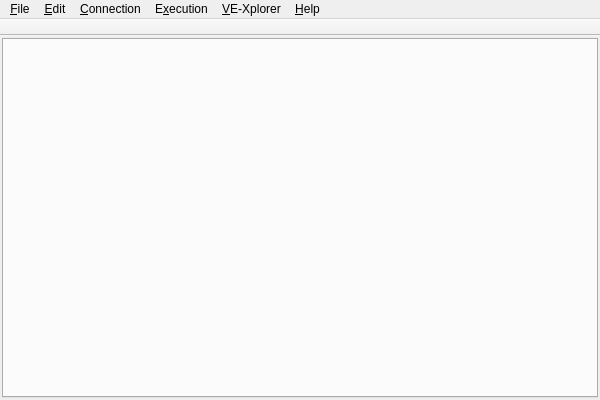
First picture: the form in src/ves/conductor/qt/MainWindow.ui, repository multitudinous/ve-suite, before the edit.
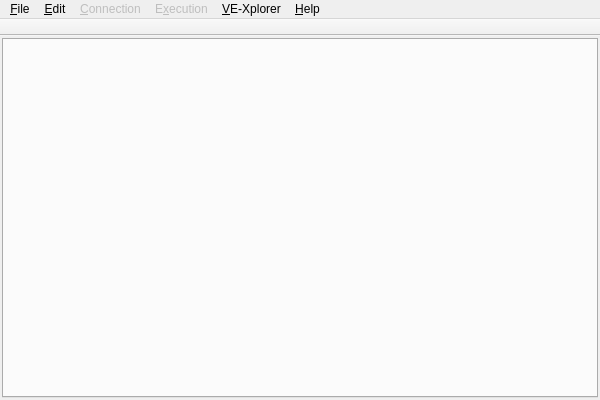
Second picture: the form after the edit. Icons and pictures are not drawn.

What changed in the file:
```diff
--- a/src/ves/conductor/qt/MainWindow.ui
+++ b/src/ves/conductor/qt/MainWindow.ui
@@ -74,7 +74,7 @@
      <x>0</x>
      <y>0</y>
      <width>600</width>
-     <height>19</height>
+     <height>22</height>
     </rect>
    </property>
    <property name="nativeMenuBar">
@@ -101,11 +101,17 @@
     <addaction name="actionFind"/>
    </widget>
    <widget class="QMenu" name="menu_Connection">
+    <property name="enabled">
+     <bool>false</bool>
+    </property>
     <property name="title">
      <string>&amp;Connection</string>
     </property>
    </widget>
    <widget class="QMenu" name="menuE_xecution">
+    <property name="enabled">
+     <bool>false</bool>
+    </property>
     <property name="title">
      <string>E&amp;xecution</string>
     </property>
```
Left out of the diff: 13 changed lines with no effect on the pictures.
